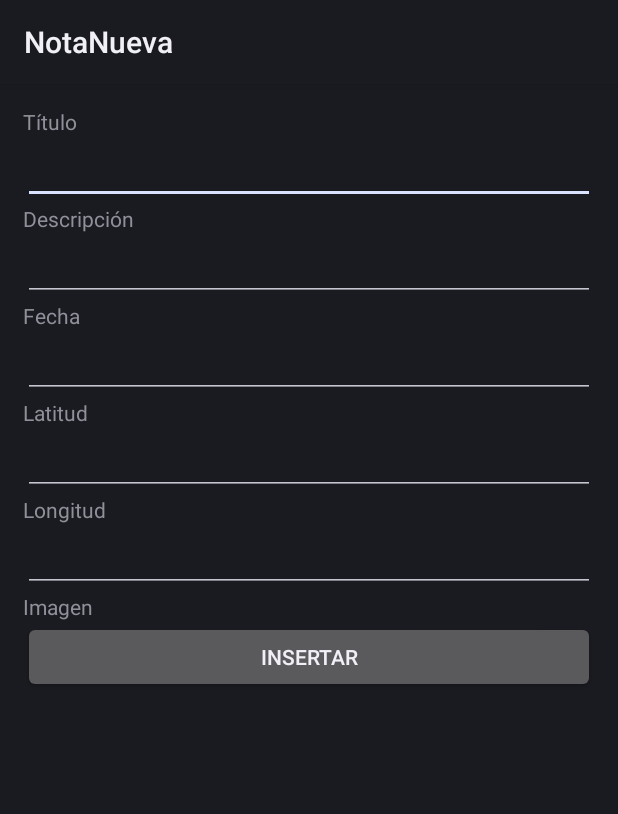
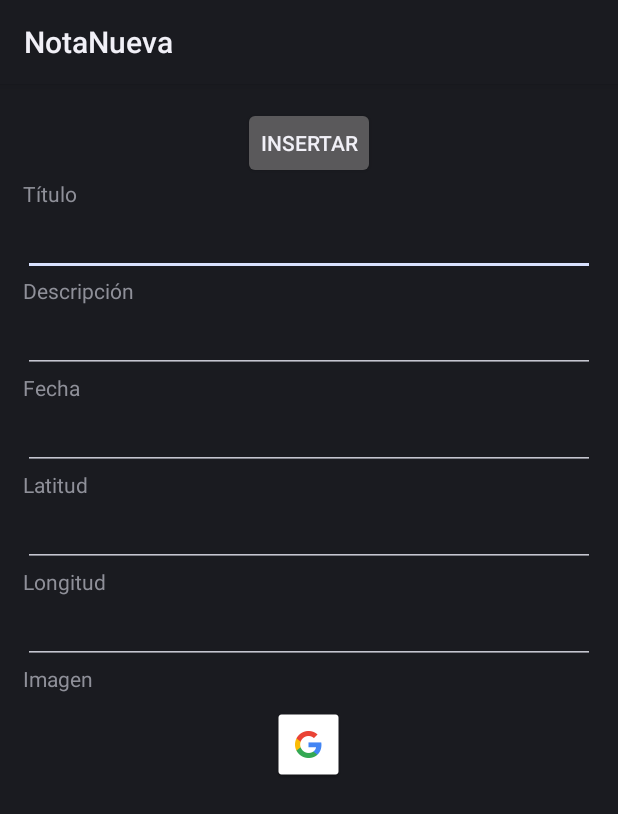
Before and after one commit to rodragu/Gestor-de-Notas, an Android app: the NotaNueva screen opened directly, with no data from a screen before it, on a phone screen of 412 x 824 dp. Shown: the top 814 px of the screen. Run offline under Robolectric (Android 15) with nearby library versions, the phone set to English and light mode, and no system bars.

Commit message:
Cambios en el Layout de NotaDetalle y NotaNueva

```diff
--- a/app/build.gradle
+++ b/app/build.gradle
@@ -24,7 +24,7 @@ dependencies {
     androidTestCompile('com.android.support.test.espresso:espresso-core:2.2.2', {
         exclude group: 'com.android.support', module: 'support-annotations'
     })
-    compile 'com.android.support:appcompat-v7:25.1.0'
+    compile 'com.android.support:appcompat-v7:25.1.1'
     testCompile 'junit:junit:4.12'
     compile 'com.google.android.gms:play-services-maps:10.0.1'
 }
--- a/app/src/main/res/layout/activity_nota_nueva.xml
+++ b/app/src/main/res/layout/activity_nota_nueva.xml
@@ -8,6 +8,14 @@
     android:layout_height="match_parent"
     android:padding="15dp"
     tools:context="rodriapp.gestordenotas.NotaDetalle">
+
+    <Button
+        android:text="@string/insertar_nota"
+        android:layout_width="wrap_content"
+        android:layout_height="wrap_content"
+        android:layout_gravity="center_horizontal"
+        android:padding="8dp"
+        android:id="@+id/btn_insertar_nota"/>
 
     <TextView
         android:layout_width="wrap_content"
@@ -83,17 +91,13 @@
         android:text="@string/imagen"/>
 
     <ImageView
-        android:layout_width="match_parent"
-        android:layout_height="0dp"
+        android:padding="10dp"
+        android:layout_gravity="center_horizontal"
+        android:layout_width="wrap_content"
+        android:layout_height="wrap_content"
         app:srcCompat="@drawable/common_google_signin_btn_icon_dark"
         android:id="@+id/nota_imagen_detalle"
         android:paddingBottom="20dp"
         android:src="@drawable/common_google_signin_btn_icon_light"/>
 
-    <Button
-        android:text="@string/insertar_nota"
-        android:layout_width="match_parent"
-        android:layout_height="wrap_content"
-        android:id="@+id/btn_insertar_nota"/>
-
 </LinearLayout>
--- a/app/src/main/res/values/strings.xml
+++ b/app/src/main/res/values/strings.xml
@@ -1,8 +1,8 @@
 <resources>
     <string name="app_name">Gestor de Notas</string>
     <string name="no_data">No hay datos</string>
-    <string name="nuevaNota">Insertar nota nueva</string>
-    <string name="verNotasMapa">Ver mapa de notas</string>
+    <string name="nuevaNota">Nota nueva</string>
+    <string name="verNotasMapa">Mapa de notas</string>
     <string name="editar_nota">Editar</string>
     <string name="eliminar_nota">Eliminar</string>
     <string name="titulo">Título</string>
```
Also changed, not shown: app/src/main/res/layout/activity_nota_detalle.xml (+10 -3 lines).
